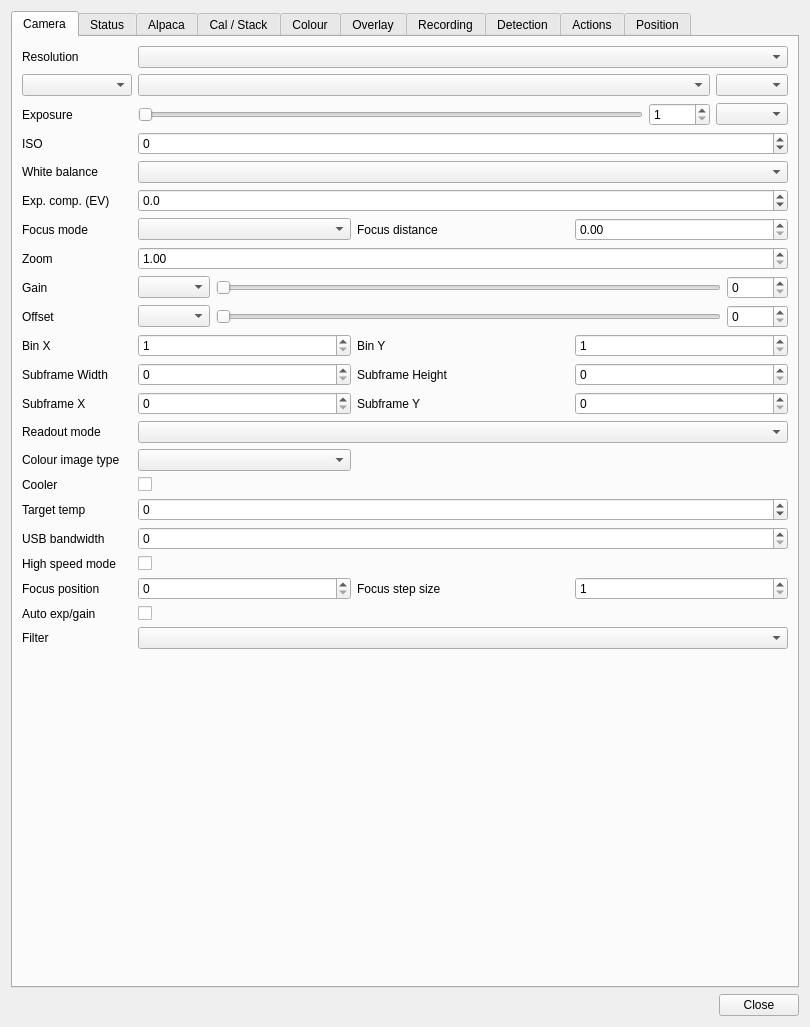
The window that plugins/feature/camera/camerasettingsdialog.ui (srcejon/sdrangel) describes before a commit, drawn with Qt 5.
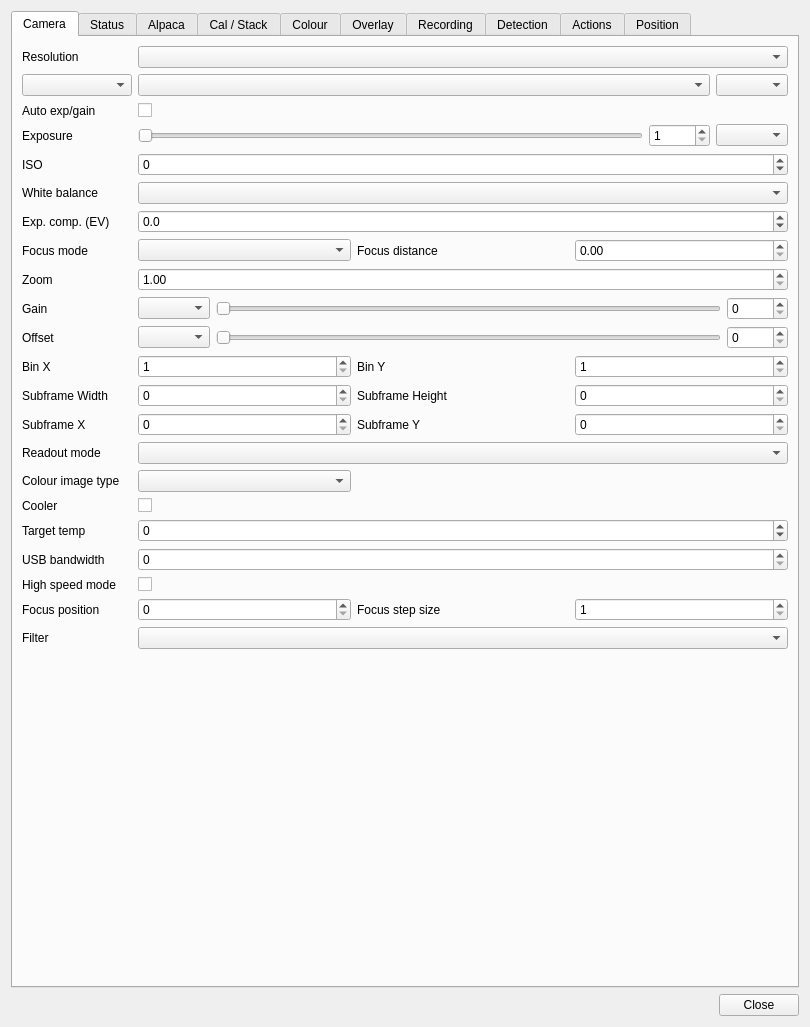
The same window after the commit. Icons and pictures are not drawn.

What changed in the file:
```diff
--- a/plugins/feature/camera/camerasettingsdialog.ui
+++ b/plugins/feature/camera/camerasettingsdialog.ui
@@ -26,7 +26,94 @@
       <layout class="QVBoxLayout" name="cameraTabLayout">
        <item>
         <layout class="QGridLayout" name="cameraSettingsLayout">
-         <item row="21" column="2">
+         <item row="10" column="0">
+          <widget class="QLabel" name="zoomLabel">
+           <property name="text">
+            <string>Zoom</string>
+           </property>
+          </widget>
+         </item>
+         <item row="19" column="1" colspan="3">
+          <widget class="QSpinBox" name="asiTargetTempSpin">
+           <property name="minimum">
+            <number>-50</number>
+           </property>
+           <property name="maximum">
+            <number>50</number>
+           </property>
+          </widget>
+         </item>
+         <item row="4" column="0">
+          <widget class="QLabel" name="exposureLabel">
+           <property name="text">
+            <string>Exposure</string>
+           </property>
+          </widget>
+         </item>
+         <item row="12" column="1" colspan="3">
+          <layout class="QHBoxLayout" name="offsetLayout">
+           <item>
+            <widget class="QComboBox" name="cameraOffsetCombo">
+             <property name="toolTip">
+              <string>Camera offset</string>
+             </property>
+            </widget>
+           </item>
+           <item>
+            <widget class="QSlider" name="cameraOffsetSlider">
+             <property name="toolTip">
+              <string>Camera offset</string>
+             </property>
+             <property name="maximum">
+              <number>10000</number>
+             </property>
+             <property name="orientation">
+              <enum>Qt::Orientation::Horizontal</enum>
+             </property>
+            </widget>
+           </item>
+           <item>
+            <widget class="QSpinBox" name="cameraOffsetSpin">
+             <property name="toolTip">
+              <string>Camera offset</string>
+             </property>
+             <property name="minimum">
+              <number>0</number>
+             </property>
+             <property name="maximum">
+              <number>10000</number>
+             </property>
+            </widget>
+           </item>
+          </layout>
+         </item>
+         <item row="7" column="0">
+          <widget class="QLabel" name="exposureCompLabel">
+           <property name="text">
+            <string>Exp. comp. (EV)</string>
+           </property>
+          </widget>
+         </item>
+         <item row="7" column="1" colspan="3">
+          <widget class="QDoubleSpinBox" name="exposureCompSpin">
+           <property name="toolTip">
+            <string>Exposure compensation in EV steps: -2.0 to +2.0</string>
+           </property>
+           <property name="decimals">
+            <number>1</number>
+           </property>
+           <property name="minimum">
+            <double>-2.000000000000000</double>
+           </property>
+           <property name="maximum">
+            <double>2.000000000000000</double>
+           </property>
+           <property name="singleStep">
+            <double>0.100000000000000</double>
+           </property>
+          </widget>
+         </item>
+         <item row="22" column="2">
           <widget class="QLabel" name="alpacaFocusStepSizeLabel">
            <property name="text">
             <string>Focus step size</string>
@@ -34,43 +121,85 @@
           </widget>
          </item>
          <item row="15" column="0">
-          <widget class="QLabel" name="alpacaReadoutModeLabel">
+          <widget class="QLabel" name="cameraStartXLabel">
            <property name="text">
-            <string>Readout mode</string>
+            <string>Subframe X</string>
            </property>
           </widget>
          </item>
-         <item row="9" column="0">
-          <widget class="QLabel" name="zoomLabel">
-           <property name="text">
-            <string>Zoom</string>
+         <item row="11" column="1" colspan="3">
+          <layout class="QHBoxLayout" name="gainLayout">
+           <item>
+            <widget class="QComboBox" name="cameraGainCombo">
+             <property name="toolTip">
+              <string>Camera gain</string>
+             </property>
+            </widget>
+           </item>
+           <item>
+            <widget class="QSlider" name="cameraGainSlider">
+             <property name="toolTip">
+              <string>Camera gain</string>
+             </property>
+             <property name="maximum">
+              <number>10000</number>
+             </property>
+             <property name="orientation">
+              <enum>Qt::Orientation::Horizontal</enum>
+             </property>
+            </widget>
+           </item>
+           <item>
+            <widget class="QSpinBox" name="cameraGainSpin">
+             <property name="toolTip">
+              <string>Camera gain</string>
+             </property>
+             <property name="minimum">
+              <number>0</number>
+             </property>
+             <property name="maximum">
+              <number>10000</number>
+             </property>
+            </widget>
+           </item>
+          </layout>
+         </item>
+         <item row="20" column="1" colspan="3">
+          <widget class="QSpinBox" name="asiUsbBandwidthSpin">
+           <property name="maximum">
+            <number>1000</number>
            </property>
           </widget>
          </item>
-         <item row="21" column="3">
-          <widget class="QSpinBox" name="alpacaFocusStepSizeSpin">
-           <property name="minimum">
-            <number>1</number>
-           </property>
+         <item row="22" column="1">
+          <widget class="QSpinBox" name="alpacaFocusPositionSpin">
            <property name="maximum">
-            <number>100000</number>
+            <number>1000000</number>
            </property>
           </widget>
          </item>
-         <item row="12" column="1">
-          <widget class="QSpinBox" name="cameraBinXSpin">
+         <item row="14" column="2">
+          <widget class="QLabel" name="cameraNumYLabel">
+           <property name="text">
+            <string>Subframe Height</string>
+           </property>
+          </widget>
+         </item>
+         <item row="8" column="1">
+          <widget class="QComboBox" name="focusModeCombo">
            <property name="toolTip">
-            <string>Camera sensor binning in X direction</string>
+            <string>Focus mode</string>
            </property>
-           <property name="minimum">
-            <number>1</number>
+          </widget>
+         </item>
+         <item row="14" column="0">
+          <widget class="QLabel" name="cameraNumXLabel">
+           <property name="text">
+            <string>Subframe Width</string>
            </property>
-           <property name="maximum">
-            <number>16</number>
-           </property>
           </widget>
          </item>
-         <item row="4" column="1" colspan="3">
+         <item row="5" column="1" colspan="3">
           <widget class="QSpinBox" name="isoSpin">
            <property name="toolTip">
             <string>ISO setting. -1 for auto</string>
@@ -83,38 +212,214 @@
            </property>
           </widget>
          </item>
-         <item row="20" column="1" colspan="3">
+         <item row="2" column="0">
+          <widget class="QComboBox" name="fpsLabel">
+           <property name="maximumSize">
+            <size>
+             <width>110</width>
+             <height>16777215</height>
+            </size>
+           </property>
+           <property name="toolTip">
+            <string>Select whether the camera captures video frames continuously or still images at an interval</string>
+           </property>
+          </widget>
+         </item>
+         <item row="15" column="3">
+          <widget class="QSpinBox" name="cameraStartYSpin">
+           <property name="toolTip">
+            <string>Subframe Y offset after binning</string>
+           </property>
+           <property name="minimum">
+            <number>0</number>
+           </property>
+           <property name="maximum">
+            <number>65535</number>
+           </property>
+          </widget>
+         </item>
+         <item row="6" column="0">
+          <widget class="QLabel" name="whiteBalanceLabel">
+           <property name="text">
+            <string>White balance</string>
+           </property>
+          </widget>
+         </item>
+         <item row="13" column="0">
+          <widget class="QLabel" name="cameraBinXLabel">
+           <property name="text">
+            <string>Bin X</string>
+           </property>
+          </widget>
+         </item>
+         <item row="15" column="1">
+          <widget class="QSpinBox" name="cameraStartXSpin">
+           <property name="toolTip">
+            <string>Subframe X offset after binning</string>
+           </property>
+           <property name="minimum">
+            <number>0</number>
+           </property>
+           <property name="maximum">
+            <number>65535</number>
+           </property>
+          </widget>
+         </item>
+         <item row="22" column="3">
+          <widget class="QSpinBox" name="alpacaFocusStepSizeSpin">
+           <property name="minimum">
+            <number>1</number>
+           </property>
+           <property name="maximum">
+            <number>100000</number>
+           </property>
+          </widget>
+         </item>
+         <item row="21" column="1" colspan="3">
           <widget class="QCheckBox" name="asiHighSpeedModeCheck">
            <property name="text">
             <string/>
            </property>
           </widget>
          </item>
-         <item row="7" column="0">
-          <widget class="QLabel" name="focusModeLabel">
-           <property name="text">
-            <string>Focus mode</string>
+         <item row="13" column="3">
+          <widget class="QSpinBox" name="cameraBinYSpin">
+           <property name="toolTip">
+            <string>Camera sensor binning in Y direction</string>
+           </property>
+           <property name="minimum">
+            <number>1</number>
+           </property>
+           <property name="maximum">
+            <number>16</number>
            </property>
           </widget>
          </item>
-         <item row="23" column="0">
+         <item row="24" column="0">
           <widget class="QLabel" name="alpacaFilterWheelPositionLabel">
            <property name="text">
             <string>Filter</string>
            </property>
           </widget>
          </item>
-         <item row="20" column="0">
+         <item row="22" column="0">
+          <widget class="QLabel" name="alpacaFocusPositionLabel">
+           <property name="text">
+            <string>Focus position</string>
+           </property>
+          </widget>
+         </item>
+         <item row="12" column="0">
+          <widget class="QLabel" name="cameraOffsetLabel">
+           <property name="text">
+            <string>Offset</string>
+           </property>
+          </widget>
+         </item>
+         <item row="8" column="2">
+          <widget class="QLabel" name="focusDistLabel">
+           <property name="text">
+            <string>Focus distance</string>
+           </property>
+          </widget>
+         </item>
+         <item row="17" column="1">
+          <widget class="QComboBox" name="asiColorImageTypeCombo">
+           <property name="toolTip">
+            <string>Select RGB24 for camera-side colour conversion or RAW16 for 16-bit Bayer data debayered in SDRangel.</string>
+           </property>
+          </widget>
+         </item>
+         <item row="16" column="1" colspan="3">
+          <widget class="QComboBox" name="alpacaReadoutModeCombo">
+           <property name="toolTip">
+            <string>Sensor readout mode</string>
+           </property>
+          </widget>
+         </item>
+         <item row="8" column="3">
+          <widget class="QDoubleSpinBox" name="focusDistSpin">
+           <property name="toolTip">
+            <string>Normalised focus distance: 0.0 = near, 1.0 = far/infinity</string>
+           </property>
+           <property name="decimals">
+            <number>2</number>
+           </property>
+           <property name="minimum">
+            <double>0.000000000000000</double>
+           </property>
+           <property name="maximum">
+            <double>1.000000000000000</double>
+           </property>
+           <property name="singleStep">
+            <double>0.010000000000000</double>
+           </property>
+          </widget>
+         </item>
+         <item row="6" column="1" colspan="3">
+          <widget class="QComboBox" name="whiteBalanceCombo">
+           <property name="toolTip">
+            <string>White balance mode</string>
+           </property>
+          </widget>
+         </item>
+         <item row="14" column="1">
+          <widget class="QSpinBox" name="cameraNumXSpin">
+           <property name="toolTip">
+            <string>Subframe width after binning (0 uses the full available width)</string>
+           </property>
+           <property name="minimum">
+            <number>0</number>
+           </property>
+           <property name="maximum">
+            <number>65535</number>
+           </property>
+          </widget>
+         </item>
+         <item row="21" column="0">
           <widget class="QLabel" name="asiHighSpeedModeLabel">
            <property name="text">
             <string>High speed mode</string>
            </property>
           </widget>
          </item>
-         <item row="22" column="0">
-          <widget class="QLabel" name="asiAutoExposureGainLabel">
+         <item row="10" column="1" colspan="3">
+          <widget class="QDoubleSpinBox" name="zoomSpin">
+           <property name="toolTip">
+            <string>Hardware optical zoom factor</string>
+           </property>
+           <property name="decimals">
+            <number>2</number>
+           </property>
+           <property name="minimum">
+            <double>1.000000000000000</double>
+           </property>
+           <property name="maximum">
+            <double>32.000000000000000</double>
+           </property>
+           <property name="singleStep">
+            <double>0.100000000000000</double>
+           </property>
+          </widget>
+         </item>
+         <item row="13" column="2">
+          <widget class="QLabel" name="cameraBinYLabel">
            <property name="text">
-            <string>Auto exp/gain</string>
+            <string>Bin Y</string>
+           </property>
+          </widget>
+         </item>
+         <item row="24" column="1" colspan="3">
+          <widget class="QComboBox" name="alpacaFilterWheelPositionCombo">
+           <property name="toolTip">
+            <string>Filter wheel position using the Alpaca names list</string>
+           </property>
+          </widget>
+         </item>
+         <item row="17" column="0">
+          <widget class="QLabel" name="asiColorImageTypeLabel">
+           <property name="text">
+            <string>Colour image type</string>
            </property>
           </widget>
          </item>
@@ -252,173 +557,41 @@
            </item>
           </layout>
          </item>
-         <item row="10" column="1" colspan="3">
-          <layout class="QHBoxLayout" name="gainLayout">
-           <item>
-            <widget class="QComboBox" name="cameraGainCombo">
-             <property name="toolTip">
-              <string>Camera gain</string>
-             </property>
-            </widget>
-           </item>
-           <item>
-            <widget class="QSlider" name="cameraGainSlider">
-             <property name="toolTip">
-              <string>Camera gain</string>
-             </property>
-             <property name="maximum">
-              <number>10000</number>
-             </property>
-             <property name="orientation">
-              <enum>Qt::Orientation::Horizontal</enum>
-             </property>
-            </widget>
-           </item>
-           <item>
-            <widget class="QSpinBox" name="cameraGainSpin">
-             <property name="toolTip">
-              <string>Camera gain</string>
-             </property>
-             <property name="minimum">
-              <number>0</number>
-             </property>
-             <property name="maximum">
-              <number>10000</number>
-             </property>
-            </widget>
-           </item>
-          </layout>
-         </item>
-         <item row="5" column="1" colspan="3">
-          <widget class="QComboBox" name="whiteBalanceCombo">
-           <property name="toolTip">
-            <string>White balance mode</string>
-           </property>
-          </widget>
-         </item>
-         <item row="14" column="0">
-          <widget class="QLabel" name="cameraStartXLabel">
+         <item row="15" column="2">
+          <widget class="QLabel" name="cameraStartYLabel">
            <property name="text">
-            <string>Subframe X</string>
+            <string>Subframe Y</string>
            </property>
           </widget>
          </item>
-         <item row="19" column="1" colspan="3">
-          <widget class="QSpinBox" name="asiUsbBandwidthSpin">
-           <property name="maximum">
-            <number>1000</number>
-           </property>
-          </widget>
-         </item>
-         <item row="21" column="1">
-          <widget class="QSpinBox" name="alpacaFocusPositionSpin">
-           <property name="maximum">
-            <number>1000000</number>
-           </property>
-          </widget>
-         </item>
-         <item row="18" column="1" colspan="3">
-          <widget class="QSpinBox" name="asiTargetTempSpin">
-           <property name="minimum">
-            <number>-50</number>
-           </property>
-           <property name="maximum">
-            <number>50</number>
-           </property>
-          </widget>
-         </item>
-         <item row="0" column="0">
-          <widget class="QLabel" name="resolutionLabel">
+         <item row="20" column="0">
+          <widget class="QLabel" name="asiUsbBandwidthLabel">
            <property name="text">
-            <string>Resolution</string>
+            <string>USB bandwidth</string>
            </property>
           </widget>
          </item>
-         <item row="15" column="1" colspan="3">
-          <widget class="QComboBox" name="alpacaReadoutModeCombo">
-           <property name="toolTip">
-            <string>Sensor readout mode</string>
-           </property>
-          </widget>
-         </item>
-         <item row="3" column="0">
-          <widget class="QLabel" name="exposureLabel">
+         <item row="16" column="0">
+          <widget class="QLabel" name="alpacaReadoutModeLabel">
            <property name="text">
-            <string>Exposure</string>
+            <string>Readout mode</string>
            </property>
           </widget>
          </item>
-         <item row="11" column="1" colspan="3">
-          <layout class="QHBoxLayout" name="offsetLayout">
-           <item>
-            <widget class="QComboBox" name="cameraOffsetCombo">
-             <property name="toolTip">
-              <string>Camera offset</string>
-             </property>
-            </widget>
-           </item>
-           <item>
-            <widget class="QSlider" name="cameraOffsetSlider">
-             <property name="toolTip">
-              <string>Camera offset</string>
-             </property>
-             <property name="maximum">
-              <number>10000</number>
-             </property>
-             <property name="orientation">
-              <enum>Qt::Orientation::Horizontal</enum>
-             </property>
-            </widget>
-           </item>
-           <item>
-            <widget class="QSpinBox" name="cameraOffsetSpin">
-             <property name="toolTip">
-              <string>Camera offset</string>
-             </property>
-             <property name="minimum">
-              <number>0</number>
-             </property>
-             <property name="maximum">
-              <number>10000</number>
-             </property>
-            </widget>
-           </item>
-          </layout>
-         </item>
-         <item row="5" column="0">
-          <widget class="QLabel" name="whiteBalanceLabel">
-           <property name="text">
-            <string>White balance</string>
-           </property>
-          </widget>
-         </item>
-         <item row="17" column="1" colspan="3">
-          <widget class="QCheckBox" name="asiCoolerOnCheck">
-           <property name="text">
-            <string/>
-           </property>
-          </widget>
-         </item>
-         <item row="7" column="3">
-          <widget class="QDoubleSpinBox" name="focusDistSpin">
+         <item row="14" column="3">
+          <widget class="QSpinBox" name="cameraNumYSpin">
            <property name="toolTip">
-            <string>Normalised focus distance: 0.0 = near, 1.0 = far/infinity</string>
+            <string>Subframe height after binning (0 uses the full available height)</string>
            </property>
-           <property name="decimals">
-            <number>2</number>
-           </property>
            <property name="minimum">
-            <double>0.000000000000000</double>
+            <number>0</number>
            </property>
            <property name="maximum">
-            <double>1.000000000000000</double>
+            <number>65535</number>
            </property>
-           <property name="singleStep">
-            <double>0.010000000000000</double>
-           </property>
           </widget>
          </item>
-         <item row="3" column="1" colspan="3">
+         <item row="4" column="1" colspan="3">
           <layout class="QHBoxLayout" name="exposureLayout">
            <item>
             <widget class="QSlider" name="exposureSlider">
@@ -467,89 +640,6 @@
            </item>
           </layout>
          </item>
-         <item row="10" column="0">
-          <widget class="QLabel" name="cameraGainLabel">
-           <property name="text">
-            <string>Gain</string>
-           </property>
-          </widget>
-         </item>
-         <item row="2" column="0">
-          <widget class="QComboBox" name="fpsLabel">
-           <property name="maximumSize">
-            <size>
-             <width>110</width>
-             <height>16777215</height>
-            </size>
-           </property>
-           <property name="toolTip">
-            <string>Select whether the camera captures video frames continuously or still images at an interval</string>
-           </property>
-          </widget>
-         </item>
-         <item row="12" column="3">
-          <widget class="QSpinBox" name="cameraBinYSpin">
-           <property name="toolTip">
-            <string>Camera sensor binning in Y direction</string>
-           </property>
-           <property name="minimum">
-            <number>1</number>
-           </property>
-           <property name="maximum">
-            <number>16</number>
-           </property>
-          </widget>
-         </item>
-         <item row="11" column="0">
-          <widget class="QLabel" name="cameraOffsetLabel">
-           <property name="text">
-            <string>Offset</string>
-           </property>
-          </widget>
-         </item>
-         <item row="21" column="0">
-          <widget class="QLabel" name="alpacaFocusPositionLabel">
-           <property name="text">
-            <string>Focus position</string>
-           </property>
-          </widget>
-         </item>
-         <item row="22" column="1" colspan="3">
-          <widget class="QCheckBox" name="asiAutoExposureGainCheck">
-           <property name="toolTip">
-            <string>Enable ASI automatic exposure and gain while capture mode is set to frame rate.</string>
-           </property>
-           <property name="text">
-            <string/>
-           </property>
-          </widget>
-         </item>
-         <item row="14" column="3">
-          <widget class="QSpinBox" name="cameraStartYSpin">
-           <property name="toolTip">
-            <string>Subframe Y offset after binning</string>
-           </property>
-           <property name="minimum">
-            <number>0</number>
-           </property>
-           <property name="maximum">
-            <number>65535</number>
-           </property>
-          </widget>
-         </item>
-         <item row="14" column="1">
-          <widget class="QSpinBox" name="cameraStartXSpin">
-           <property name="toolTip">
-            <string>Subframe X offset after binning</string>
-           </property>
-           <property name="minimum">
-            <number>0</number>
-           </property>
-           <property name="maximum">
-            <number>65535</number>
-           </property>
-          </widget>
-         </item>
          <item row="0" column="1" colspan="3">
           <widget class="QComboBox" name="resolutionCombo">
            <property name="toolTip">
@@ -557,172 +647,82 @@
            </property>
           </widget>
          </item>
-         <item row="13" column="1">
-          <widget class="QSpinBox" name="cameraNumXSpin">
-           <property name="toolTip">
-            <string>Subframe width after binning (0 uses the full available width)</string>
-           </property>
-           <property name="minimum">
-            <number>0</number>
-           </property>
-           <property name="maximum">
-            <number>65535</number>
-           </property>
-          </widget>
-         </item>
-         <item row="6" column="0">
-          <widget class="QLabel" name="exposureCompLabel">
-           <property name="text">
-            <string>Exp. comp. (EV)</string>
-           </property>
-          </widget>
-         </item>
-         <item row="6" column="1" colspan="3">
-          <widget class="QDoubleSpinBox" name="exposureCompSpin">
-           <property name="toolTip">
-            <string>Exposure compensation in EV steps: -2.0 to +2.0</string>
-           </property>
-           <property name="decimals">
-            <number>1</number>
-           </property>
-           <property name="minimum">
-            <double>-2.000000000000000</double>
-           </property>
-           <property name="maximum">
-            <double>2.000000000000000</double>
-           </property>
-           <property name="singleStep">
-            <double>0.100000000000000</double>
-           </property>
-          </widget>
-         </item>
-         <item row="13" column="2">
-          <widget class="QLabel" name="cameraNumYLabel">
-           <property name="text">
-            <string>Subframe Height</string>
-           </property>
-          </widget>
-         </item>
-         <item row="9" column="1" colspan="3">
-          <widget class="QDoubleSpinBox" name="zoomSpin">
-           <property name="toolTip">
-            <string>Hardware optical zoom factor</string>
-           </property>
-           <property name="decimals">
-            <number>2</number>
-           </property>
-           <property name="minimum">
-            <double>1.000000000000000</double>
-           </property>
-           <property name="maximum">
-            <double>32.000000000000000</double>
-           </property>
-           <property name="singleStep">
-            <double>0.100000000000000</double>
-           </property>
-          </widget>
-         </item>
-         <item row="23" column="1" colspan="3">
-          <widget class="QComboBox" name="alpacaFilterWheelPositionCombo">
-           <property name="toolTip">
-            <string>Filter wheel position using the Alpaca names list</string>
-           </property>
-          </widget>
-         </item>
          <item row="19" column="0">
-          <widget class="QLabel" name="asiUsbBandwidthLabel">
-           <property name="text">
-            <string>USB bandwidth</string>
-           </property>
-          </widget>
-         </item>
-         <item row="12" column="0">
-          <widget class="QLabel" name="cameraBinXLabel">
-           <property name="text">
-            <string>Bin X</string>
-           </property>
-          </widget>
-         </item>
-         <item row="7" column="2">
-          <widget class="QLabel" name="focusDistLabel">
-           <property name="text">
-            <string>Focus distance</string>
-           </property>
-          </widget>
-         </item>
-         <item row="7" column="1">
-          <widget class="QComboBox" name="focusModeCombo">
-           <property name="toolTip">
-            <string>Focus mode</string>
-           </property>
-          </widget>
-         </item>
-         <item row="4" column="0">
-          <widget class="QLabel" name="isoLabel">
-           <property name="text">
-            <string>ISO</string>
-           </property>
-          </widget>
-         </item>
-         <item row="17" column="0">
-          <widget class="QLabel" name="asiCoolerOnLabel">
-           <property name="text">
-            <string>Cooler</string>
-           </property>
-          </widget>
-         </item>
-         <item row="18" column="0">
           <widget class="QLabel" name="asiTargetTempLabel">
            <property name="text">
             <string>Target temp</string>
            </property>
           </widget>
          </item>
-         <item row="14" column="2">
-          <widget class="QLabel" name="cameraStartYLabel">
-           <property name="text">
-            <string>Subframe Y</string>
-           </property>
-          </widget>
-         </item>
-         <item row="12" column="2">
-          <widget class="QLabel" name="cameraBinYLabel">
-           <property name="text">
-            <string>Bin Y</string>
-           </property>
-          </widget>
-         </item>
-         <item row="13" column="0">
-          <widget class="QLabel" name="cameraNumXLabel">
-           <property name="text">
-            <string>Subframe Width</string>
-           </property>
-          </widget>
-         </item>
-         <item row="13" column="3">
-          <widget class="QSpinBox" name="cameraNumYSpin">
+         <item row="13" column="1">
+          <widget class="QSpinBox" name="cameraBinXSpin">
            <property name="toolTip">
-            <string>Subframe height after binning (0 uses the full available height)</string>
+            <string>Camera sensor binning in X direction</string>
            </property>
            <property name="minimum">
-            <number>0</number>
+            <number>1</number>
            </property>
            <property name="maximum">
-            <number>65535</number>
+            <number>16</number>
            </property>
           </widget>
          </item>
-         <item row="16" column="0">
-          <widget class="QLabel" name="asiColorImageTypeLabel">
+         <item row="18" column="0">
+          <widget class="QLabel" name="asiCoolerOnLabel">
            <property name="text">
-            <string>Colour image type</string>
+            <string>Cooler</string>
            </property>
           </widget>
          </item>
-         <item row="16" column="1">
-          <widget class="QComboBox" name="asiColorImageTypeCombo">
+         <item row="5" column="0">
+          <widget class="QLabel" name="isoLabel">
+           <property name="text">
+            <string>ISO</string>
+           </property>
+          </widget>
+         </item>
+         <item row="18" column="1" colspan="3">
+          <widget class="QCheckBox" name="asiCoolerOnCheck">
+           <property name="text">
+            <string/>
+           </property>
+          </widget>
+         </item>
+         <item row="11" column="0">
+          <widget class="QLabel" name="cameraGainLabel">
+           <property name="text">
+            <string>Gain</string>
+           </property>
+          </widget>
+         </item>
+         <item row="8" column="0">
+          <widget class="QLabel" name="focusModeLabel">
+           <property name="text">
+            <string>Focus mode</string>
+           </property>
+          </widget>
+         </item>
+         <item row="0" column="0">
+          <widget class="QLabel" name="resolutionLabel">
+           <property name="text">
+            <string>Resolution</string>
+           </property>
+          </widget>
+         </item>
+         <item row="3" column="0">
+          <widget class="QLabel" name="asiAutoExposureGainLabel">
+           <property name="text">
+            <string>Auto exp/gain</string>
+           </property>
+          </widget>
+         </item>
+         <item row="3" column="1">
+          <widget class="QCheckBox" name="asiAutoExposureGainCheck">
            <property name="toolTip">
-            <string>Select RGB24 for camera-side colour conversion or RAW16 for 16-bit Bayer data debayered in SDRangel.</string>
+            <string>Enable ASI automatic exposure and gain while capture mode is set to frame rate.</string>
+           </property>
+           <property name="text">
+            <string/>
            </property>
           </widget>
          </item>
```
Left out of the diff: 1 changed line with no effect on the pictures.
